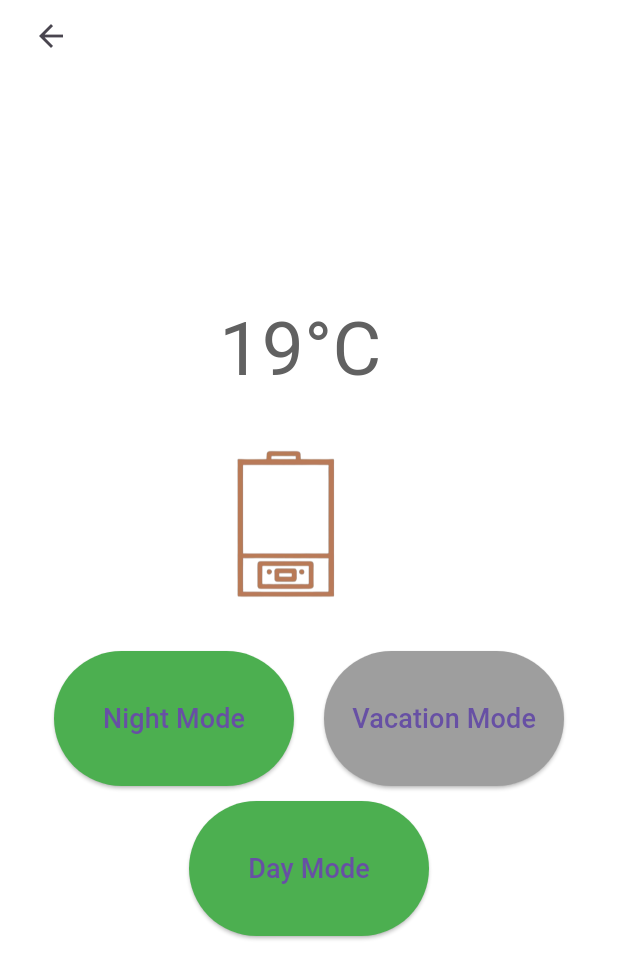
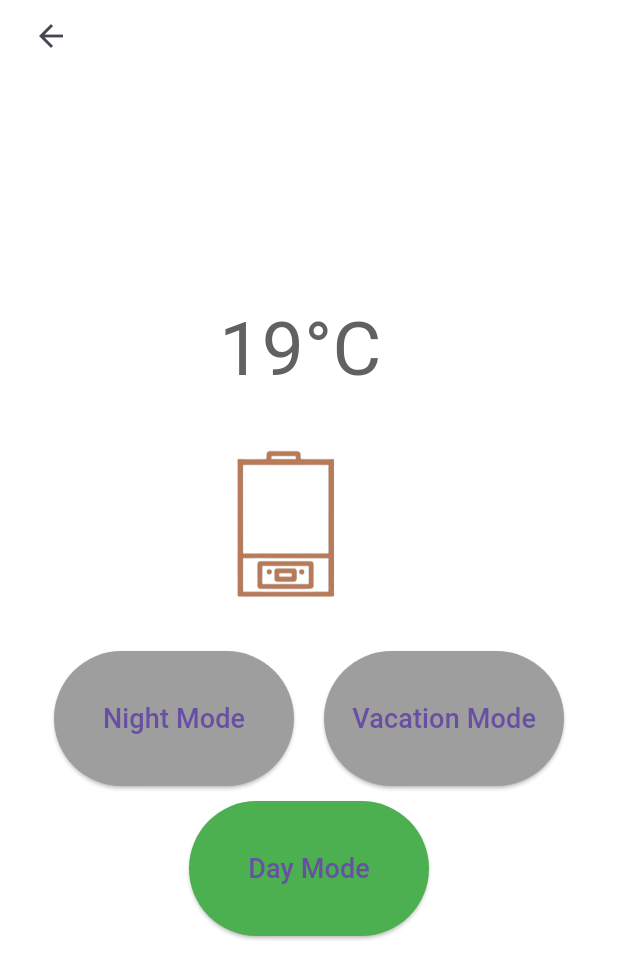
Before and after one commit to nourou21/THERMOCONFORT, a Flutter app: the ModeAuto screen opened directly, after a tap on "Day Mode", on a phone screen of 412 x 824 dp. Shown: the top 979 px of the screen. Run offline on Flutter 3.47's test engine with Material 3 defaults, Android fonts, the phone set to English and light mode, and no system bars; our stand-ins replace animated_text_kit, awesome_notifications, firebase_auth, firebase_core, firebase_database, flutter_feather_icons and 11 more; accounts and stored records are empty; network calls fail.

Commit message:
cc
comme je vous remercie

```diff
--- a/lib/inside app/automode.dart
+++ b/lib/inside app/automode.dart
@@ -243,6 +243,7 @@ class _ModeAutoState extends State<ModeAuto>
                                     children: [
                                       SizedBox(width: 65),
                                       // Short Delay Toggle Switch
+                                      if (showDelayButtons) ...[
                                         Column(
                                           children: [
                                             Text(
@@ -261,27 +262,20 @@ class _ModeAutoState extends State<ModeAuto>
                                               borderRadius: 30.0,
                                               padding: 2.0,
                                               showOnOff: false,
-                                            activeToggleColor: Colors
-                                                .blue, // Customize colors as needed
-                                            inactiveToggleColor: Colors
-                                                .grey, // Customize colors as needed
+                                              activeToggleColor: Colors.blue,
+                                              inactiveToggleColor: Colors.grey,
                                               onToggle: (value) {
                                                 setState(() {
                                                   isShortDelaySelected = value;
                                                   if (value) {
-                                                  isLongDelaySelected =
-                                                      false; // Turn off long mode
-
-                                                  // Update temperature consigne based on toggle state
+                                                    isLongDelaySelected = false;
                                                     sendTemperatureConsigneToDatabase(
                                                         15);
                                                     long_mode(false);
                                                   } else {
-                                                  // If short mode is turned off, set temperature consigne to default
                                                     sendTemperatureConsigneToDatabase(
                                                         19);
                                                   }
-                                                // Call updateModeText here to update the mode text accordingly
                                                   updateModeText();
                                                 });
                                               },
@@ -289,10 +283,11 @@ class _ModeAutoState extends State<ModeAuto>
                                           ],
                                         ),
                                         SizedBox(
-                                        width: 30,
-                                      ),
-
+                                            width:
+                                                30), // Move this line outside of the condition
+                                      ],
                                       // Long Mode Toggle Switch
+                                      if (showDelayButtons) ...[
                                         Column(
                                           children: [
                                             Text(
@@ -311,22 +306,18 @@ class _ModeAutoState extends State<ModeAuto>
                                               borderRadius: 30.0,
                                               padding: 2.0,
                                               showOnOff: false,
-                                            activeToggleColor: Colors
-                                                .blue, // Customize colors as needed
-                                            inactiveToggleColor: Colors
-                                                .grey, // Customize colors as needed
+                                              activeToggleColor: Colors.blue,
+                                              inactiveToggleColor: Colors.grey,
                                               onToggle: (value) {
                                                 setState(() {
                                                   isLongDelaySelected = value;
                                                   if (value) {
                                                     isShortDelaySelected =
-                                                      false; // Turn off short mode
-                                                  // Update temperature consigne based on toggle state
+                                                        false;
                                                     sendTemperatureConsigneToDatabase(
                                                         8);
                                                     long_mode(true);
                                                   } else {
-                                                  // If long mode is turned off, set temperature consigne to default
                                                     sendTemperatureConsigneToDatabase(
                                                         19);
                                                   }
@@ -335,6 +326,7 @@ class _ModeAutoState extends State<ModeAuto>
                                             ),
                                           ],
                                         ),
+                                      ],
                                     ],
                                   ),
                               ],
@@ -579,12 +571,15 @@ class _ModeAutoState extends State<ModeAuto>
                             width: 160,
                             height: 90,
                             child: ElevatedButton(
-                              child: Text('Night Mode',
-                                  style: TextStyle(fontSize: 18)),
+                              child: Text(
+                                'Night Mode',
+                                style: TextStyle(fontSize: 18),
+                              ),
                               style: ElevatedButton.styleFrom(
-                                backgroundColor: !handButtonPressed
+                                backgroundColor: isNightMode
                                     ? Colors.green
-                                    : Colors.grey,
+                                    : Colors
+                                        .grey, // Update color based on isNightMode
                                 padding: EdgeInsets.symmetric(vertical: 10),
                               ),
                               onPressed: () {
@@ -646,8 +641,16 @@ class _ModeAutoState extends State<ModeAuto>
                               daymode = true; // Activate day mode
                               isNightMode = false; // Turn off night mode
                               isVacationMode = false; // Turn off vacation mode
+
+                              // Update button colors
+                              handButtonPressed =
+                                  false; // Turn off vacation mode button
+                              isNightMode = false; // Turn off night mode button
                             });
-                            sendDayModeToDatabase(daymode); // Update database
+                            // Update database
+                            sendDayModeToDatabase(daymode);
+                            sendVacationModeToDatabase(
+                                false); // Turn off vacation mode in the database
                             sendTemperatureConsigneToDatabase(
                                 19); // Set temperature consigne to 19
                           },
--- a/lib/inside app/graph.dart
+++ b/lib/inside app/graph.dart
@@ -105,7 +105,7 @@ class GraphPage extends StatelessWidget {
                             xValueMapper: (SalesData sales, _) => sales.year,
                             yValueMapper: (SalesData sales, _) => sales.sales,
                             name:
-                                'set temperature', // Name for the first series
+                                'Set temperature', // Name for the first series
                           ),
                           // Second line series in red
                           LineSeries<SalesData, String>(
@@ -114,7 +114,7 @@ class GraphPage extends StatelessWidget {
                             yValueMapper: (SalesData sales, _) => sales.sales,
                             color: Colors.red, // Set the color to red
                             name:
-                                'ambient temperature', // Name for the second series
+                                'Ambient temperature', // Name for the second series
                           ),
                         ],
                       ),
```
Lines whose indentation alone changed are shown as unchanged.
